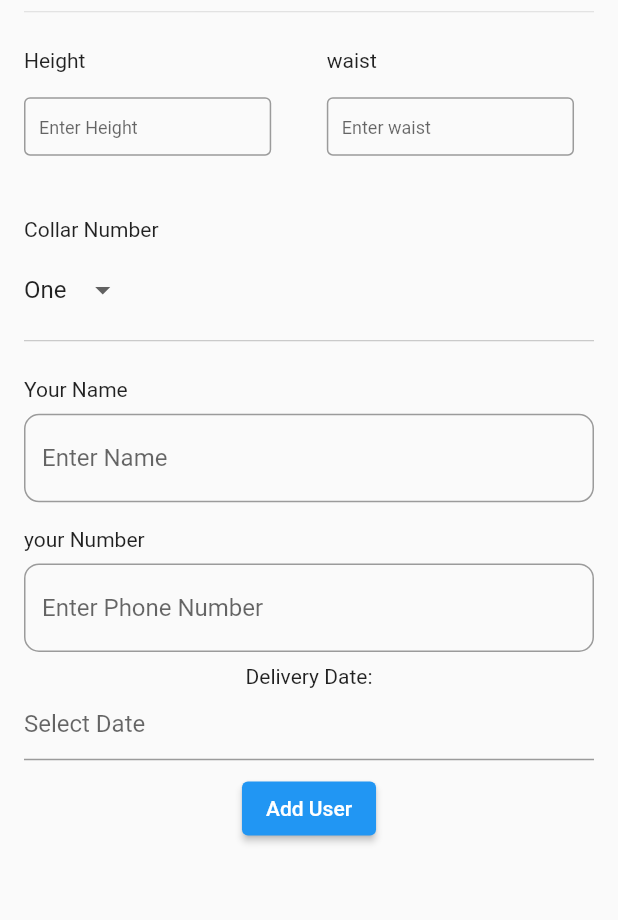
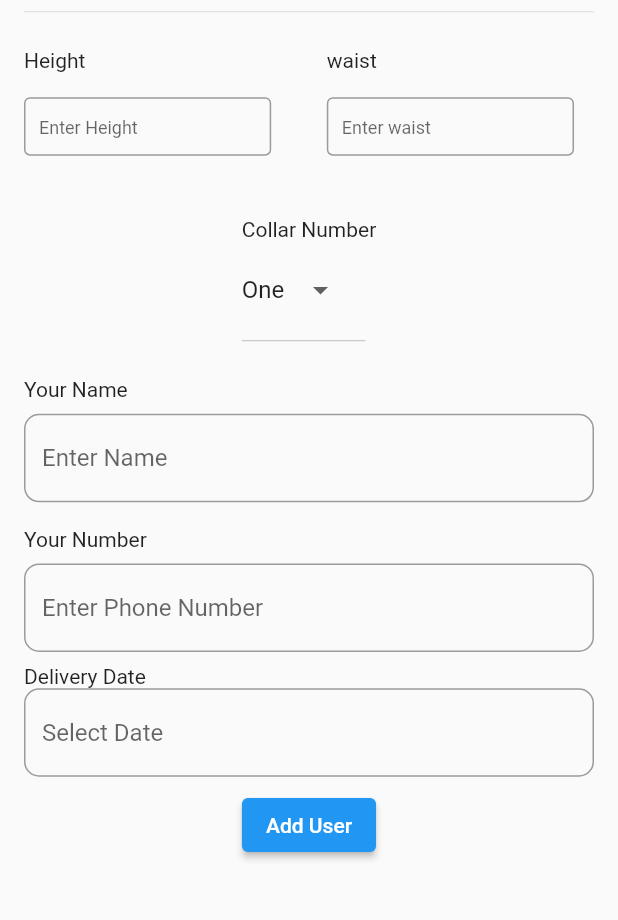
Before and after one commit to CodeWithSuleman/daniyal-designers-todo, a Flutter app: the AddTodoScreen screen opened directly, on a phone screen of 412 x 824 dp, the part 164-1084 px from its top. Run offline on Flutter 3.47's test engine with Material 2 defaults, Android fonts, the phone set to English and light mode, and no system bars; our stand-ins replace cloud_firestore, firebase_core; accounts and stored records are empty.

Commit message:
Bug Fixes
- Date Picker issue solved (Delivery Date)

```diff
--- a/lib/views/add_todo_screen.dart
+++ b/lib/views/add_todo_screen.dart
@@ -113,7 +113,7 @@ class _AddTodoScreenState extends State<AddTodoScreen> {
                     ),
                     SizedBox(height: deviceHeight * 0.05),
                     Column(
-                      crossAxisAlignment: CrossAxisAlignment.stretch,
+                      crossAxisAlignment: CrossAxisAlignment.start,
                       children: [
                         const Text("Collar Number"),
                         SizedBox(height: deviceHeight * 0.01),
@@ -138,7 +138,7 @@ class _AddTodoScreenState extends State<AddTodoScreen> {
                     ),
                     SizedBox(height: deviceHeight * 0.02),
                     Column(
-                      crossAxisAlignment: CrossAxisAlignment.stretch,
+                      crossAxisAlignment: CrossAxisAlignment.start,
                       children: [
                         const Text("Your Name"),
                         SizedBox(height: deviceHeight * 0.01),
@@ -153,7 +153,7 @@ class _AddTodoScreenState extends State<AddTodoScreen> {
                           validator: Validator.validateName,
                         ),
                         SizedBox(height: deviceHeight * 0.02),
-                        const Text("your Number"),
+                        const Text("Your Number"),
                         SizedBox(height: deviceHeight * 0.01),
                         TextFormField(
                           controller: phoneNumController,
@@ -174,18 +174,19 @@ class _AddTodoScreenState extends State<AddTodoScreen> {
                     ),
                     SizedBox(height: deviceHeight * 0.01),
                     Column(
+                      crossAxisAlignment: CrossAxisAlignment.start,
                       children: [
                         SizedBox(width: deviceWidth * 0.09),
-                        const Text("Delivery Date:"),
+                        const Text("Delivery Date"),
                         TextFormField(
                           validator: Validator.validateDate,
                           controller: dateController,
                           readOnly: true,
                           decoration: InputDecoration(
-                            hintText: selectedDate != null
-                                ? DateFormat('dd-MMMM-yyyy')
-                                    .format(selectedDate!)
-                                : 'Select Date',
+                            hintText: "Select Date",
+                            border: OutlineInputBorder(
+                              borderRadius: BorderRadius.circular(10),
+                            ),
                           ),
                           onTap: () async {
                             final DateTime? datePicked = await showDatePicker(
@@ -195,10 +196,11 @@ class _AddTodoScreenState extends State<AddTodoScreen> {
                                 lastDate: DateTime(2101));
                             if (datePicked != null) {
                               setState(() {
+                                dateController.text = DateFormat('dd-MMMM-yyyy')
+                                    .format(datePicked);
                                 selectedDate = datePicked;
                               });
                             }
-                            dateController.text;
                           },
                         ),
                       ],
--- a/lib/views/all_todo_screen.dart
+++ b/lib/views/all_todo_screen.dart
@@ -49,8 +49,8 @@ class _AllTodoScreenState extends State<AllTodoScreen> {
                               builder: (ctx) => UserDetailsBox(user: data),
                             );
                           },
-                          title: Text("Name: ${data.name}"),
-                          subtitle: Text("Phone Number: ${data.phoneNumber}"),
+                          title: Text(data.name),
+                          subtitle: Text(data.userPhoneNumber),
                           trailing: Row(
                             mainAxisSize: MainAxisSize.min,
                             children: [
```
